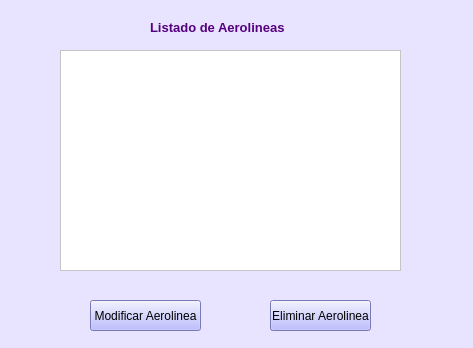
Old version of the form Interfaces Aeropuerto/listadoAerolineas.ui in the repository vanesagustin98/Aerocamp.
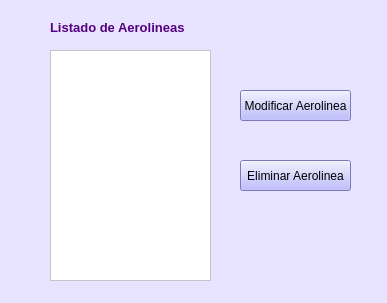
New version of the form.

What changed in the file:
```diff
--- a/Interfaces Aeropuerto/listadoAerolineas.ui
+++ b/Interfaces Aeropuerto/listadoAerolineas.ui
@@ -6,8 +6,8 @@
    <rect>
     <x>0</x>
     <y>0</y>
-    <width>473</width>
-    <height>348</height>
+    <width>387</width>
+    <height>303</height>
    </rect>
   </property>
   <property name="windowTitle">
@@ -16,24 +16,11 @@
   <property name="styleSheet">
    <string notr="true">background-color: rgb(232, 228, 255);</string>
   </property>
-  <widget class="QTableView" name="tableView">
-   <property name="geometry">
-    <rect>
-     <x>60</x>
-     <y>50</y>
-     <width>341</width>
-     <height>221</height>
-    </rect>
-   </property>
-   <property name="styleSheet">
-    <string notr="true">background-color: rgb(255, 255, 255);</string>
-   </property>
-  </widget>
   <widget class="QPushButton" name="pushButton">
    <property name="geometry">
     <rect>
-     <x>90</x>
-     <y>300</y>
+     <x>240</x>
+     <y>90</y>
      <width>111</width>
      <height>31</height>
     </rect>
@@ -48,7 +35,7 @@
   <widget class="QLabel" name="label">
    <property name="geometry">
     <rect>
-     <x>150</x>
+     <x>50</x>
      <y>20</y>
      <width>161</width>
      <height>16</height>
@@ -64,9 +51,9 @@
   <widget class="QPushButton" name="pushButton_2">
    <property name="geometry">
     <rect>
-     <x>270</x>
-     <y>300</y>
-     <width>101</width>
+     <x>240</x>
+     <y>160</y>
+     <width>111</width>
      <height>31</height>
     </rect>
    </property>
@@ -77,6 +64,19 @@
     <string>Eliminar Aerolinea</string>
    </property>
   </widget>
+  <widget class="QListView" name="listView">
+   <property name="geometry">
+    <rect>
+     <x>50</x>
+     <y>50</y>
+     <width>161</width>
+     <height>231</height>
+    </rect>
+   </property>
+   <property name="styleSheet">
+    <string notr="true">background-color: rgb(255, 255, 255);</string>
+   </property>
+  </widget>
  </widget>
  <resources/>
  <connections/>
```
